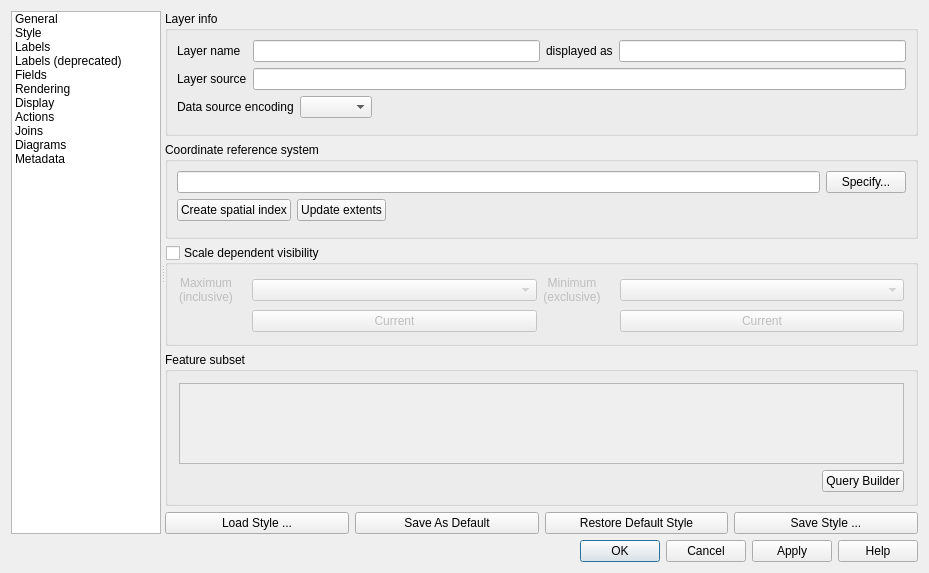
Old version of the form src/ui/qgsvectorlayerpropertiesbase.ui in the repository qgis/QGIS.
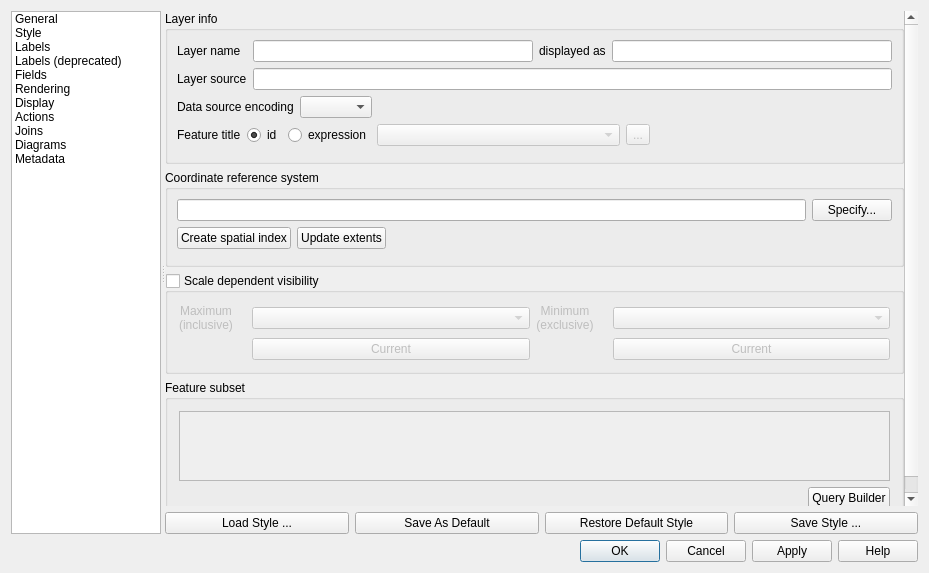
New version of the form. The open tabs and pages were chosen to show the change. Icons and pictures are not drawn. Custom widgets are drawn as their Qt base class.

Commit message: adds a feature title for vector layers to be displayed in edit form, attribute table, etc.

The edit to the form file:
```diff
--- a/src/ui/qgsvectorlayerpropertiesbase.ui
+++ b/src/ui/qgsvectorlayerpropertiesbase.ui
@@ -246,7 +246,7 @@
           </sizepolicy>
          </property>
          <property name="currentIndex">
-          <number>7</number>
+          <number>0</number>
          </property>
          <widget class="QWidget" name="mOptsPage_General">
           <layout class="QVBoxLayout" name="verticalLayout_14">
@@ -267,7 +267,7 @@
                 <x>0</x>
                 <y>0</y>
                 <width>739</width>
-                <height>525</height>
+                <height>560</height>
                </rect>
               </property>
               <layout class="QVBoxLayout" name="verticalLayout_13">
@@ -283,14 +283,38 @@
                   <string notr="true">vectorgeneral</string>
                  </property>
                  <layout class="QGridLayout" name="gridLayout">
-                  <item row="1" column="0">
+                  <item row="0" column="0">
                    <widget class="QLabel" name="textLabel3">
                     <property name="text">
                      <string>Layer name</string>
                     </property>
                    </widget>
                   </item>
-                  <item row="5" column="0">
+                  <item row="0" column="1">
+                   <widget class="QLineEdit" name="mLayerOrigNameLineEdit"/>
+                  </item>
+                  <item row="0" column="2">
+                   <widget class="QLabel" name="label_2">
+                    <property name="text">
+                     <string>displayed as</string>
+                    </property>
+                   </widget>
+                  </item>
+                  <item row="0" column="3">
+                   <widget class="QLineEdit" name="txtDisplayName">
+                    <property name="readOnly">
+                     <bool>true</bool>
+                    </property>
+                   </widget>
+                  </item>
+                  <item row="1" column="0">
+                   <widget class="QLabel" name="lblLayerSource">
+                    <property name="text">
+                     <string>Layer source</string>
+                    </property>
+                   </widget>
+                  </item>
+                  <item row="4" column="0">
                    <widget class="QFrame" name="mDataSourceEncodingFrame">
                     <layout class="QHBoxLayout" name="horizontalLayout_4">
                      <property name="margin">
@@ -299,41 +323,7 @@
                     </layout>
                    </widget>
                   </item>
-                  <item row="1" column="1">
-                   <widget class="QLineEdit" name="mLayerOrigNameLineEdit"/>
-                  </item>
-                  <item row="1" column="3">
-                   <widget class="QLineEdit" name="txtDisplayName">
-                    <property name="readOnly">
-                     <bool>true</bool>
-                    </property>
-                   </widget>
-                  </item>
-                  <item row="1" column="2">
-                   <widget class="QLabel" name="label_2">
-                    <property name="text">
-                     <string>displayed as</string>
-                    </property>
-                   </widget>
-                  </item>
-                  <item row="2" column="0">
-                   <widget class="QLabel" name="lblLayerSource">
-                    <property name="text">
-                     <string>Layer source</string>
-                    </property>
-                   </widget>
-                  </item>
-                  <item row="2" column="1" colspan="3">
-                   <widget class="QLineEdit" name="txtLayerSource">
-                    <property name="enabled">
-                     <bool>true</bool>
-                    </property>
-                    <property name="readOnly">
-                     <bool>true</bool>
-                    </property>
-                   </widget>
-                  </item>
-                  <item row="4" column="0" colspan="4">
+                  <item row="2" column="0" colspan="4">
                    <layout class="QHBoxLayout" name="horizontalLayout_6">
                     <item>
                      <widget class="QLabel" name="label_3">
@@ -366,6 +356,90 @@
                     </item>
                    </layout>
                   </item>
+                  <item row="1" column="1" colspan="3">
+                   <widget class="QLineEdit" name="txtLayerSource">
+                    <property name="enabled">
+                     <bool>true</bool>
+                    </property>
+                    <property name="readOnly">
+                     <bool>true</bool>
+                    </property>
+                   </widget>
+                  </item>
+                  <item row="3" column="0" colspan="4">
+                   <layout class="QHBoxLayout" name="horizontalLayout_10">
+                    <item>
+                     <widget class="QLabel" name="label">
+                      <property name="text">
+                       <string>Feature title</string>
+                      </property>
+                     </widget>
+                    </item>
+                    <item>
+                     <widget class="QRadioButton" name="mFeatureTitleIdRadio">
+                      <property name="text">
+                       <string>id</string>
+                      </property>
+                      <property name="checked">
+                       <bool>true</bool>
+                      </property>
+                      <attribute name="buttonGroup">
+                       <string notr="true">buttonGroup</string>
+                      </attribute>
+                     </widget>
+                    </item>
+                    <item>
+                     <widget class="QRadioButton" name="mFeatureTitleExprRadio">
+                      <property name="text">
+                       <string>expression</string>
+                      </property>
+                      <attribute name="buttonGroup">
+                       <string notr="true">buttonGroup</string>
+                      </attribute>
+                     </widget>
+                    </item>
+                    <item>
+                     <widget class="QComboBox" name="mFeatureTitleComboBox">
+                      <property name="enabled">
+                       <bool>false</bool>
+                      </property>
+                      <property name="sizePolicy">
+                       <sizepolicy hsizetype="Expanding" vsizetype="Fixed">
+                        <horstretch>0</horstretch>
+                        <verstretch>0</verstretch>
+                       </sizepolicy>
+                      </property>
+                     </widget>
+                    </item>
+                    <item>
+                     <widget class="QToolButton" name="mFeatureTitleButton">
+                      <property name="enabled">
+                       <bool>false</bool>
+                      </property>
+                      <property name="text">
+                       <string>...</string>
+                      </property>
+                      <property name="icon">
+                       <iconset resource="../../images/images.qrc">
+                        <normaloff>:/images/themes/default/mIconExpressionEditorOpen.svg</normaloff>:/images/themes/default/mIconExpressionEditorOpen.svg</iconset>
+                      </property>
+                     </widget>
+                    </item>
+                    <item>
+                     <spacer name="horizontalSpacer_6">
+                      <property name="orientation">
+                       <enum>Qt::Horizontal</enum>
+                      </property>
+                      <property name="sizeHint" stdset="0">
+                       <size>
+                        <width>40</width>
+                        <height>20</height>
+                       </size>
+                      </property>
+                     </spacer>
+                    </item>
+                   </layout>
+                  </item>
                  </layout>
                 </widget>
                </item>
@@ -696,7 +770,7 @@
                 <x>0</x>
                 <y>0</y>
                 <width>755</width>
-                <height>452</height>
+                <height>487</height>
                </rect>
               </property>
               <layout class="QVBoxLayout" name="verticalLayout_18">
@@ -770,7 +844,7 @@
                 <x>0</x>
                 <y>0</y>
                 <width>755</width>
-                <height>452</height>
+                <height>487</height>
                </rect>
               </property>
               <layout class="QVBoxLayout" name="verticalLayout_28">
@@ -834,7 +908,7 @@
                 <x>0</x>
                 <y>0</y>
                 <width>755</width>
-                <height>452</height>
+                <height>487</height>
                </rect>
               </property>
               <layout class="QVBoxLayout" name="verticalLayout_20">
@@ -876,7 +950,7 @@
                 <x>0</x>
                 <y>0</y>
                 <width>755</width>
-                <height>452</height>
+                <height>487</height>
                </rect>
               </property>
               <layout class="QVBoxLayout" name="verticalLayout_32">
@@ -1019,7 +1093,7 @@
                 <x>0</x>
                 <y>0</y>
                 <width>755</width>
-                <height>452</height>
+                <height>487</height>
                </rect>
               </property>
               <layout class="QVBoxLayout" name="verticalLayout_26">
@@ -1321,7 +1395,7 @@
                 <x>0</x>
                 <y>0</y>
                 <width>755</width>
-                <height>452</height>
+                <height>487</height>
                </rect>
               </property>
               <layout class="QVBoxLayout" name="verticalLayout_24">
```
Left out of the diff: 3 changed lines with no effect on the pictures. The commit also changes 4 other files.
